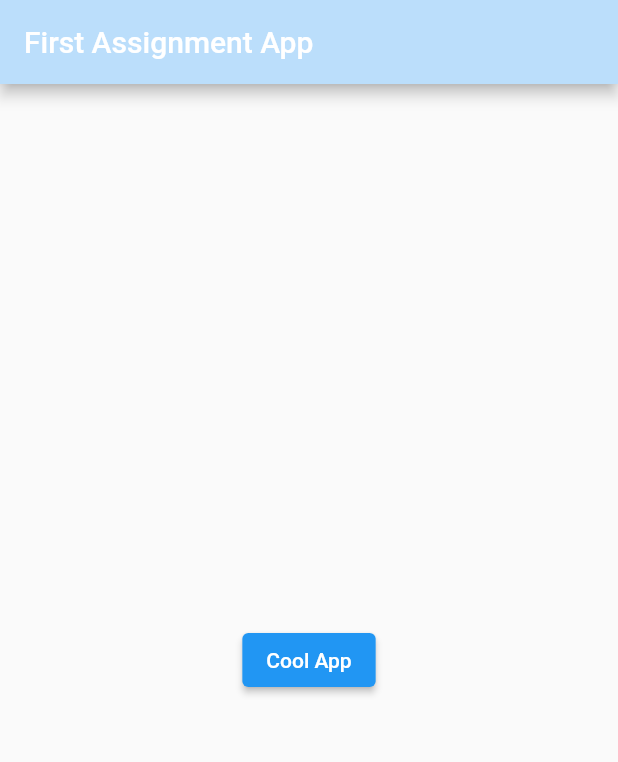
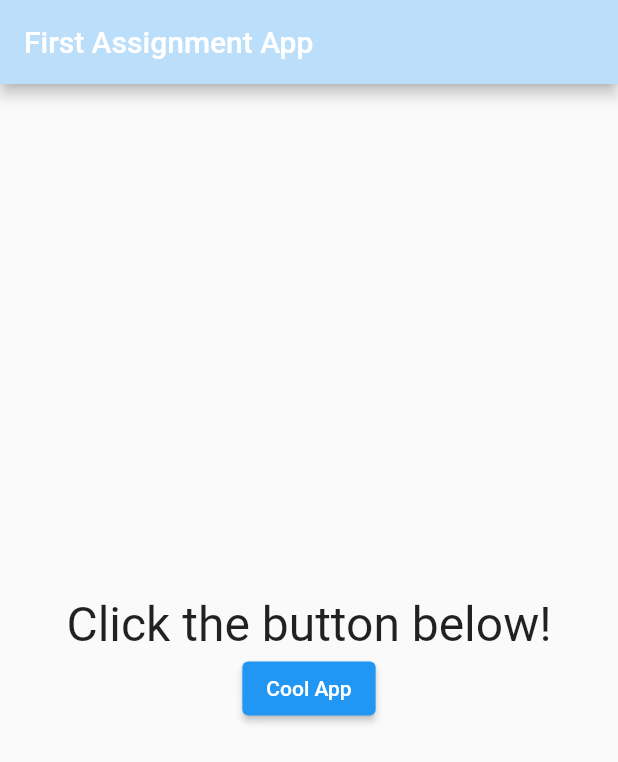
Before and after one commit to pveg/flutter_assignment, a Flutter app: the screen it shows after launch, on a phone screen of 412 x 824 dp. Shown: the top 762 px of the screen. Run offline on Flutter 3.47's test engine with Material 2 defaults, Android fonts, the phone set to English and light mode, and no system bars.

Commit message:
minor changes to initial page

```diff
--- a/lib/main.dart
+++ b/lib/main.dart
@@ -15,6 +15,7 @@ class MyApp extends StatelessWidget {
           child: Column(
         mainAxisAlignment: MainAxisAlignment.center,
         children: [
+         const Text('Click the button below!', style: TextStyle(fontSize: 32), textAlign: TextAlign.center,),
           ElevatedButton(onPressed: () => {}, child: const Text('Cool App')),
         ],
       )),
```
